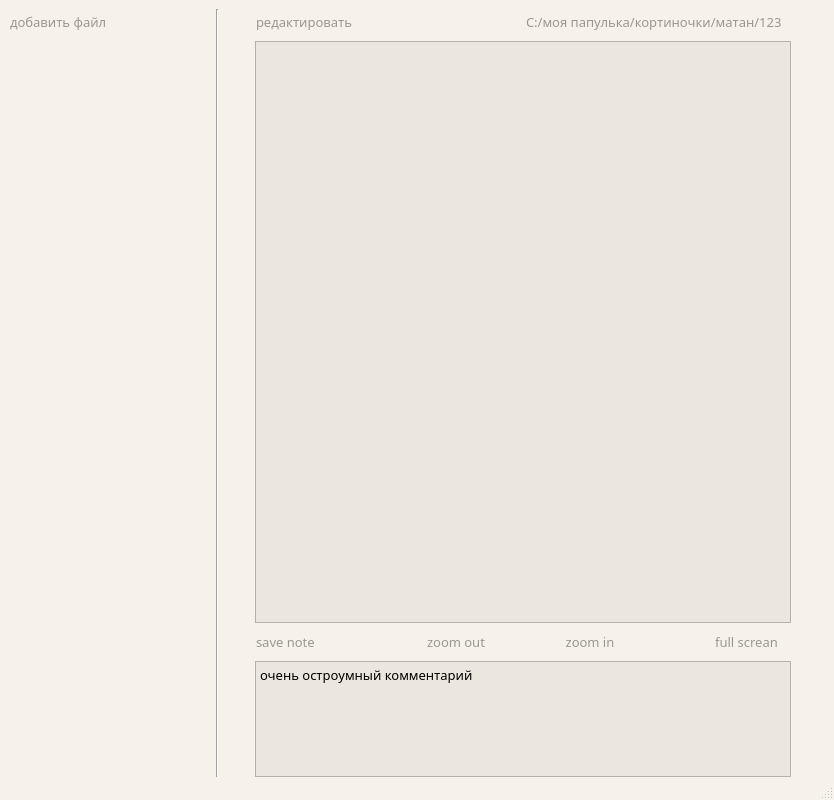
exzeest/theinternational1, file interface.ui: the form before one commit.
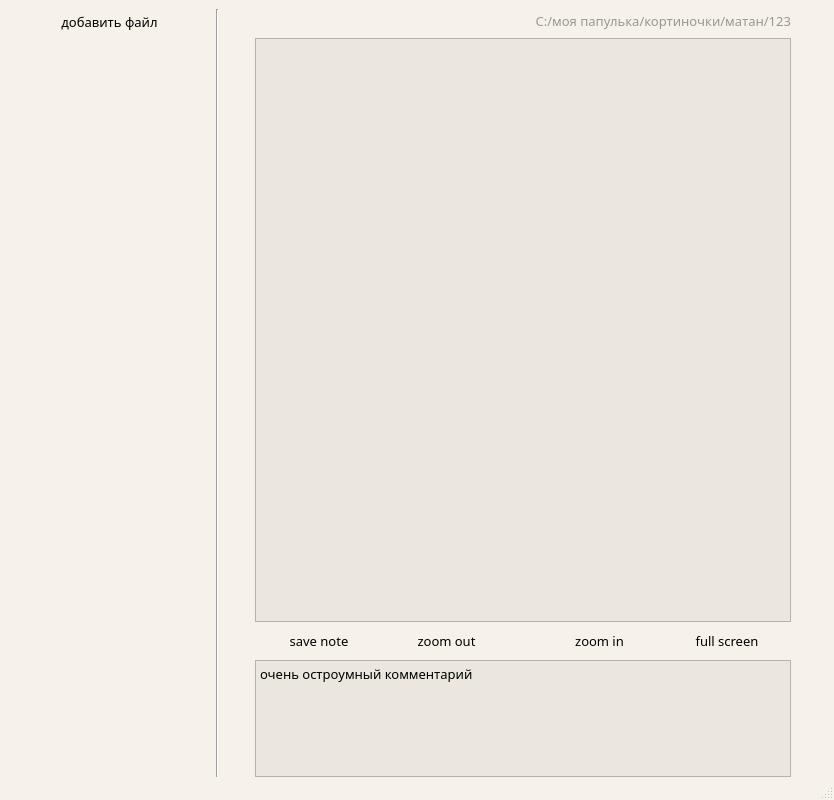
The form after the commit. Icons and pictures are not drawn.

Commit message: apd.стаилщит, добавил apd.иконочки, добавил пару тултипов для образца

```diff
--- a/interface.ui
+++ b/interface.ui
@@ -199,6 +199,9 @@
     </font>
    </property>
    <layout class="QGridLayout" name="gridLayout" columnstretch="15,1,1,40,1,1">
+    <property name="sizeConstraint">
+     <enum>QLayout::SetDefaultConstraint</enum>
+    </property>
     <property name="rightMargin">
      <number>0</number>
     </property>
@@ -208,36 +211,107 @@
     <item row="0" column="3">
      <layout class="QVBoxLayout" name="verticalLayout_4" stretch="0,10,1,2">
       <item>
-       <layout class="QHBoxLayout" name="horizontalLayout_2">
+       <layout class="QHBoxLayout" name="horizontalLayout_2" stretch="0,0,0,0,0,0,10">
         <item>
-         <widget class="QPushButton" name="pushButton_5">
-          <property name="font">
-           <font>
-            <family>Droid Sans</family>
-            <pointsize>10</pointsize>
-           </font>
-          </property>
-          <property name="focusPolicy">
-           <enum>Qt::StrongFocus</enum>
-          </property>
-          <property name="styleSheet">
-           <string notr="true">color: rgb(153, 151, 146);
-text-align:left;</string>
+         <widget class="QToolButton" name="tB_redact">
+          <property name="toolTip">
+           <string>рисовать на изображении</string>
           </property>
           <property name="text">
-           <string>редактировать              </string>
+           <string/>
           </property>
           <property name="icon">
            <iconset>
             <normaloff>../IconsINskt/PenIconMy.png</normaloff>../IconsINskt/PenIconMy.png</iconset>
           </property>
-          <property name="flat">
+          <property name="autoRaise">
            <bool>true</bool>
           </property>
          </widget>
         </item>
         <item>
-         <widget class="QLabel" name="label">
+         <widget class="QToolButton" name="tB_Cut">
+          <property name="toolTip">
+           <string>обрезать изображение</string>
+          </property>
+          <property name="text">
+           <string/>
+          </property>
+          <property name="icon">
+           <iconset>
+            <normaloff>../IconsINskt/cut.png</normaloff>../IconsINskt/cut.png</iconset>
+          </property>
+          <property name="autoRaise">
+           <bool>true</bool>
+          </property>
+         </widget>
+        </item>
+        <item>
+         <widget class="QToolButton" name="tB_turn">
+          <property name="toolTip">
+           <string>повернуть изображение на 90* по часовой стрелке</string>
+          </property>
+          <property name="text">
+           <string/>
+          </property>
+          <property name="icon">
+           <iconset>
+            <normaloff>../IconsINskt/90grad.png</normaloff>../IconsINskt/90grad.png</iconset>
+          </property>
+          <property name="autoRaise">
+           <bool>true</bool>
+          </property>
+         </widget>
+        </item>
+        <item>
+         <widget class="QToolButton" name="tB_Chetenko">
+          <property name="toolTip">
+           <string>повысить четкость изображения</string>
+          </property>
+          <property name="text">
+           <string/>
+          </property>
+          <property name="icon">
+           <iconset>
+            <normaloff>../IconsINskt/Chetenka.png</normaloff>../IconsINskt/Chetenka.png</iconset>
+          </property>
+          <property name="autoRaise">
+           <bool>true</bool>
+          </property>
+         </widget>
+        </item>
+        <item>
+         <widget class="QToolButton" name="tB_trash">
+          <property name="toolTip">
+           <string>удалить изображение</string>
+          </property>
+          <property name="text">
+           <string/>
+          </property>
+          <property name="icon">
+           <iconset>
+            <normaloff>../IconsINskt/trash.png</normaloff>../IconsINskt/trash.png</iconset>
+          </property>
+          <property name="autoRaise">
+           <bool>true</bool>
+          </property>
+         </widget>
+        </item>
+        <item>
+         <spacer name="horizontalSpacer_4">
+          <property name="orientation">
+           <enum>Qt::Horizontal</enum>
+          </property>
+          <property name="sizeHint" stdset="0">
+           <size>
+            <width>40</width>
+            <height>20</height>
+           </size>
+          </property>
+         </spacer>
+        </item>
+        <item>
+         <widget class="QLabel" name="labelAdress">
           <property name="palette">
            <palette>
             <active>
@@ -344,6 +418,9 @@
           <property name="text">
            <string>C:/моя папулька/кортиночки/матан/123</string>
           </property>
+          <property name="alignment">
+           <set>Qt::AlignRight|Qt::AlignTrailing|Qt::AlignVCenter</set>
+          </property>
          </widget>
         </item>
        </layout>
@@ -352,29 +429,38 @@
        <widget class="QGraphicsView" name="graphicsView"/>
       </item>
       <item>
-       <layout class="QHBoxLayout" name="horizontalLayout_3" stretch="4,2,6,6,2,4">
+       <layout class="QHBoxLayout" name="horizontalLayout_3" stretch="0,4,2,6,0,0,6,2,4,0">
         <property name="spacing">
          <number>0</number>
         </property>
         <item>
-         <widget class="QPushButton" name="pBLeft">
-          <property name="font">
-           <font>
-            <family>Droid Sans</family>
-            <pointsize>10</pointsize>
-           </font>
-          </property>
-          <property name="styleSheet">
-           <string notr="true">color: rgb(153, 151, 146);
-text-align:left;</string>
-          </property>
+         <widget class="QToolButton" name="tB_save_note">
           <property name="text">
-           <string>save note</string>
+           <string/>
           </property>
           <property name="icon">
            <iconset>
             <normaloff>../IconsINskt/SaveCom.png</normaloff>../IconsINskt/SaveCom.png</iconset>
           </property>
+          <property name="autoRaise">
+           <bool>true</bool>
+          </property>
+         </widget>
+        </item>
+        <item>
+         <widget class="QPushButton" name="pB_save_note">
+          <property name="font">
+           <font>
+            <family>Droid Sans</family>
+            <pointsize>10</pointsize>
+           </font>
+          </property>
+          <property name="styleSheet">
+           <string notr="true"/>
+          </property>
+          <property name="text">
+           <string>save note</string>
+          </property>
           <property name="flat">
            <bool>true</bool>
           </property>
@@ -394,7 +480,7 @@
          </spacer>
         </item>
         <item>
-         <widget class="QPushButton" name="pBzoomOut">
+         <widget class="QPushButton" name="pB_zoom_out">
           <property name="enabled">
            <bool>true</bool>
           </property>
@@ -404,97 +490,6 @@
             <verstretch>0</verstretch>
            </sizepolicy>
           </property>
-          <property name="palette">
-           <palette>
-            <active>
-             <colorrole role="WindowText">
-              <brush brushstyle="SolidPattern">
-               <color alpha="255">
-                <red>153</red>
-                <green>151</green>
-                <blue>146</blue>
-               </color>
-              </brush>
-             </colorrole>
-             <colorrole role="Text">
-              <brush brushstyle="SolidPattern">
-               <color alpha="255">
-                <red>153</red>
-                <green>151</green>
-                <blue>146</blue>
-               </color>
-              </brush>
-             </colorrole>
-             <colorrole role="ButtonText">
-              <brush brushstyle="SolidPattern">
-               <color alpha="255">
-                <red>153</red>
-                <green>151</green>
-                <blue>146</blue>
-               </color>
-              </brush>
-             </colorrole>
-            </active>
-            <inactive>
-             <colorrole role="WindowText">
-              <brush brushstyle="SolidPattern">
-               <color alpha="255">
-                <red>153</red>
-                <green>151</green>
-                <blue>146</blue>
-               </color>
-              </brush>
-             </colorrole>
-             <colorrole role="Text">
-              <brush brushstyle="SolidPattern">
-               <color alpha="255">
-                <red>153</red>
-                <green>151</green>
-                <blue>146</blue>
-               </color>
-              </brush>
-             </colorrole>
-             <colorrole role="ButtonText">
-              <brush brushstyle="SolidPattern">
-               <color alpha="255">
-                <red>153</red>
-                <green>151</green>
-                <blue>146</blue>
-               </color>
-              </brush>
-             </colorrole>
-            </inactive>
-            <disabled>
-             <colorrole role="WindowText">
-              <brush brushstyle="SolidPattern">
-               <color alpha="255">
-                <red>153</red>
-                <green>151</green>
-                <blue>146</blue>
-               </color>
-              </brush>
-             </colorrole>
-             <colorrole role="Text">
-              <brush brushstyle="SolidPattern">
-               <color alpha="255">
-                <red>153</red>
-                <green>151</green>
-                <blue>146</blue>
-               </color>
-              </brush>
-             </colorrole>
-             <colorrole role="ButtonText">
-              <brush brushstyle="SolidPattern">
-               <color alpha="255">
-                <red>153</red>
-                <green>151</green>
-                <blue>146</blue>
-               </color>
-              </brush>
-             </colorrole>
-            </disabled>
-           </palette>
-          </property>
           <property name="font">
            <font>
             <family>Droid Sans</family>
@@ -509,22 +504,17 @@
            <enum>Qt::StrongFocus</enum>
           </property>
           <property name="layoutDirection">
-           <enum>Qt::RightToLeft</enum>
+           <enum>Qt::LeftToRight</enum>
           </property>
           <property name="autoFillBackground">
            <bool>false</bool>
           </property>
           <property name="styleSheet">
-           <string notr="true">color: rgb(153, 151, 146);
-</string>
+           <string notr="true"/>
           </property>
           <property name="text">
            <string>zoom out</string>
           </property>
-          <property name="icon">
-           <iconset>
-            <normaloff>../IconsINskt/-.png</normaloff>../IconsINskt/-.png</iconset>
-          </property>
           <property name="default">
            <bool>false</bool>
           </property>
@@ -534,120 +524,53 @@
          </widget>
         </item>
         <item>
-         <widget class="QPushButton" name="pBzoomIn">
-          <property name="palette">
-           <palette>
-            <active>
-             <colorrole role="WindowText">
-              <brush brushstyle="SolidPattern">
-               <color alpha="255">
-                <red>153</red>
-                <green>151</green>
-                <blue>146</blue>
-               </color>
-              </brush>
-             </colorrole>
-             <colorrole role="Text">
-              <brush brushstyle="SolidPattern">
-               <color alpha="255">
-                <red>153</red>
-                <green>151</green>
-                <blue>146</blue>
-               </color>
-              </brush>
-             </colorrole>
-             <colorrole role="ButtonText">
-              <brush brushstyle="SolidPattern">
-               <color alpha="255">
-                <red>153</red>
-                <green>151</green>
-                <blue>146</blue>
-               </color>
-              </brush>
-             </colorrole>
-            </active>
-            <inactive>
-             <colorrole role="WindowText">
-              <brush brushstyle="SolidPattern">
-               <color alpha="255">
-                <red>153</red>
-                <green>151</green>
-                <blue>146</blue>
-               </color>
-              </brush>
-             </colorrole>
-             <colorrole role="Text">
-              <brush brushstyle="SolidPattern">
-               <color alpha="255">
-                <red>153</red>
-                <green>151</green>
-                <blue>146</blue>
-               </color>
-              </brush>
-             </colorrole>
-             <colorrole role="ButtonText">
-              <brush brushstyle="SolidPattern">
-               <color alpha="255">
-                <red>153</red>
-                <green>151</green>
-                <blue>146</blue>
-               </color>
-              </brush>
-             </colorrole>
-            </inactive>
-            <disabled>
-             <colorrole role="WindowText">
-              <brush brushstyle="SolidPattern">
-               <color alpha="255">
-                <red>153</red>
-                <green>151</green>
-                <blue>146</blue>
-               </color>
-              </brush>
-             </colorrole>
-             <colorrole role="Text">
-              <brush brushstyle="SolidPattern">
-               <color alpha="255">
-                <red>153</red>
-                <green>151</green>
-                <blue>146</blue>
-               </color>
-              </brush>
-             </colorrole>
-             <colorrole role="ButtonText">
-              <brush brushstyle="SolidPattern">
-               <color alpha="255">
-                <red>153</red>
-                <green>151</green>
-                <blue>146</blue>
-               </color>
-              </brush>
-             </colorrole>
-            </disabled>
-           </palette>
+         <widget class="QToolButton" name="tB_zoom_out">
+          <property name="text">
+           <string/>
           </property>
-          <property name="font">
-           <font>
-            <family>Droid Sans</family>
-            <pointsize>10</pointsize>
-           </font>
+          <property name="icon">
+           <iconset>
+            <normaloff>../IconsINskt/-.png</normaloff>../IconsINskt/-.png</iconset>
           </property>
-          <property name="focusPolicy">
-           <enum>Qt::StrongFocus</enum>
+          <property name="autoRaise">
+           <bool>true</bool>
           </property>
-          <property name="layoutDirection">
-           <enum>Qt::LeftToRight</enum>
-          </property>
-          <property name="styleSheet">
-           <string notr="true">color: rgb(153, 151, 146);</string>
-          </property>
+         </widget>
+        </item>
+        <item>
+         <widget class="QToolButton" name="tB_zoom_in">
           <property name="text">
-           <string>zoom in</string>
+           <string/>
           </property>
           <property name="icon">
            <iconset>
             <normaloff>../IconsINskt/+.png</normaloff>../IconsINskt/+.png</iconset>
           </property>
+          <property name="autoRaise">
+           <bool>true</bool>
+          </property>
+         </widget>
+        </item>
+        <item>
+         <widget class="QPushButton" name="pB_zoom_in">
+          <property name="font">
+           <font>
+            <family>Droid Sans</family>
+            <pointsize>10</pointsize>
+           </font>
+          </property>
+          <property name="layoutDirection">
+           <enum>Qt::LeftToRight</enum>
+          </property>
+          <property name="autoFillBackground">
+           <bool>false</bool>
+          </property>
+          <property name="styleSheet">
+           <string notr="true"/>
+          </property>
+          <property name="text">
+           <string>zoom in</string>
+          </property>
           <property name="flat">
            <bool>true</bool>
           </property>
@@ -667,10 +590,7 @@
          </spacer>
         </item>
         <item>
-         <widget class="QPushButton" name="pBRight">
-          <property name="enabled">
-           <bool>true</bool>
-          </property>
+         <widget class="QPushButton" name="pB_full_screen">
           <property name="baseSize">
            <size>
             <width>0</width>
@@ -684,19 +604,29 @@
            </font>
           </property>
           <property name="layoutDirection">
-           <enum>Qt::RightToLeft</enum>
+           <enum>Qt::LeftToRight</enum>
           </property>
           <property name="styleSheet">
-           <string notr="true">color: rgb(153, 151, 146);</string>
+           <string notr="true"/>
           </property>
           <property name="text">
-           <string>full screan</string>
+           <string>full screen</string>
+          </property>
+          <property name="flat">
+           <bool>true</bool>
+          </property>
+         </widget>
+        </item>
+        <item>
+         <widget class="QToolButton" name="tB_full_screen">
+          <property name="text">
+           <string/>
           </property>
           <property name="icon">
            <iconset>
             <normaloff>../IconsINskt/FullScr.png</normaloff>../IconsINskt/FullScr.png</iconset>
           </property>
-          <property name="flat">
+          <property name="autoRaise">
            <bool>true</bool>
           </property>
          </widget>
@@ -735,7 +665,7 @@
      </layout>
     </item>
     <item row="0" column="2">
-     <widget class="QToolButton" name="toolButton_2">
+     <widget class="QToolButton" name="tB_left">
       <property name="sizePolicy">
        <sizepolicy hsizetype="Minimum" vsizetype="Fixed">
         <horstretch>0</horstretch>
@@ -758,7 +688,7 @@
      </widget>
     </item>
     <item row="0" column="4">
-     <widget class="QToolButton" name="toolButton_5">
+     <widget class="QToolButton" name="tB_right">
       <property name="sizePolicy">
        <sizepolicy hsizetype="Minimum" vsizetype="Fixed">
         <horstretch>0</horstretch>
@@ -780,7 +710,7 @@
     <item row="0" column="0">
      <layout class="QVBoxLayout" name="verticalLayout">
       <item>
-       <widget class="QPushButton" name="pushButton">
+       <widget class="QPushButton" name="pB_add_file">
         <property name="font">
          <font>
           <family>Droid Sans</family>
@@ -790,8 +720,7 @@
          </font>
         </property>
         <property name="styleSheet">
-         <string notr="true">color: rgb(153, 151, 146);
-text-align:left;</string>
+         <string notr="true"/>
         </property>
         <property name="text">
          <string>добавить файл</string>
```
The commit also changes 2 other files.
